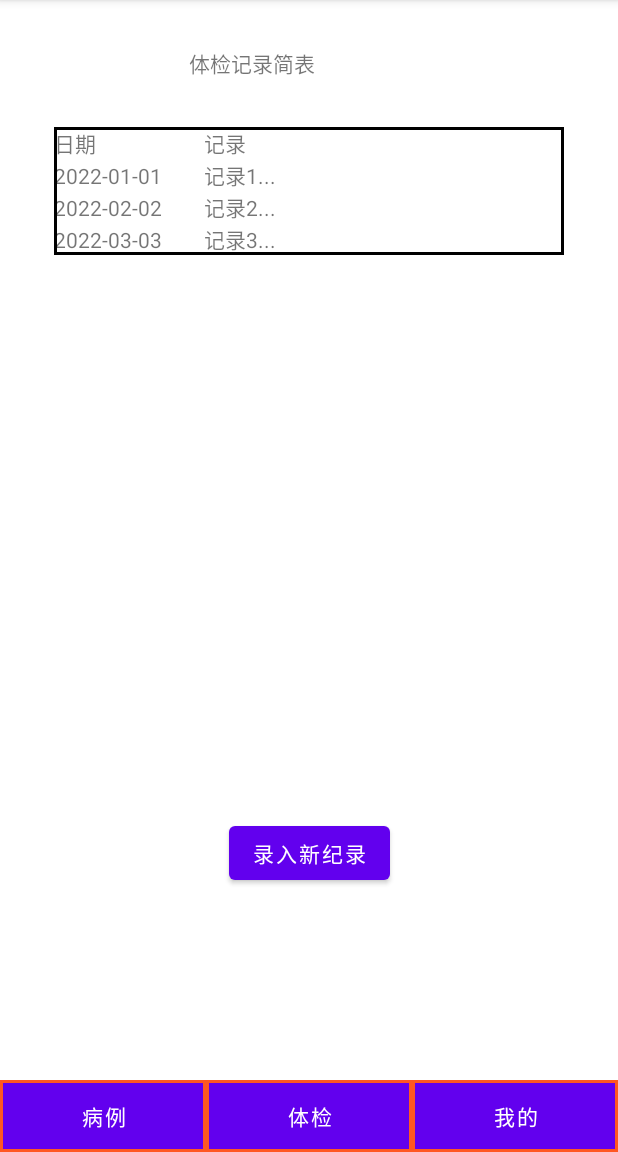
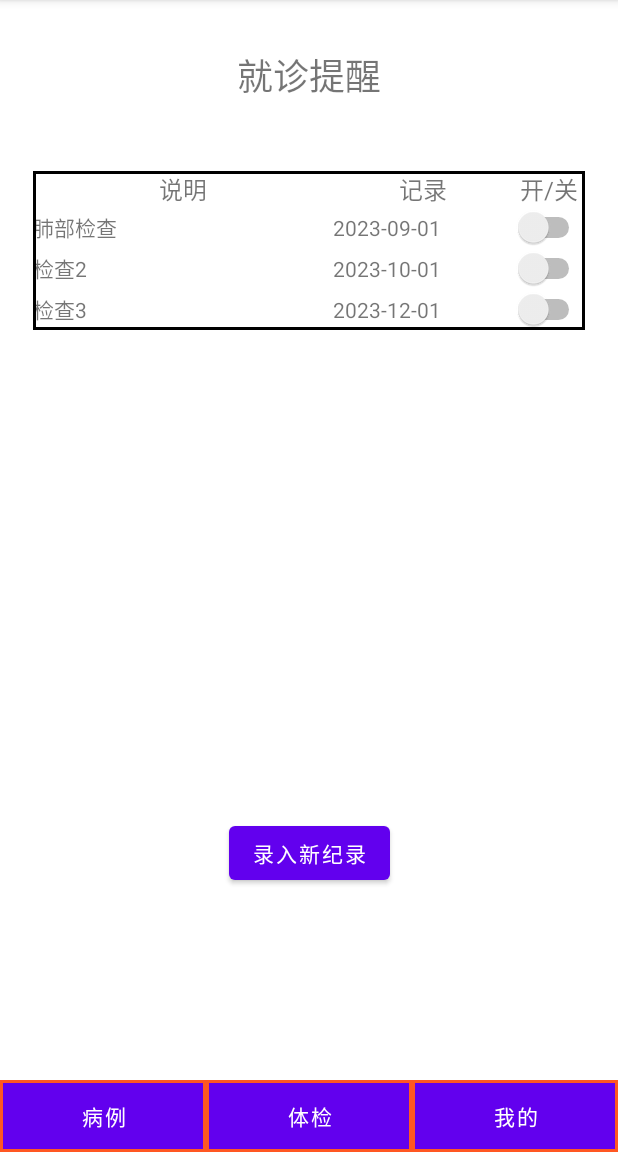
Before and after one commit to windsnow1025/Family-Health-App, an Android app: the screen it shows after launch (MainActivity), after a tap on "体检", on a phone screen of 412 x 824 dp, the part 84-1236 px from its top. Run offline under Robolectric (Android 15) with nearby library versions, the light colour scheme and no system bars.

Commit message:
Update fragment2.xml

```diff
--- a/app/src/main/res/layout/fragment2.xml
+++ b/app/src/main/res/layout/fragment2.xml
@@ -19,11 +19,13 @@
         <TextView
             android:id="@+id/textViewTableTitle"
             android:layout_width="wrap_content"
-            android:layout_height="wrap_content"
+            android:layout_height="50dp"
             android:layout_marginTop="32dp"
             android:ems="10"
             android:inputType="textPersonName"
-            android:text="体检记录简表"
+            android:text="就诊提醒"
+            android:textAlignment="center"
+            android:textSize="24sp"
             app:layout_constraintEnd_toEndOf="parent"
             app:layout_constraintStart_toStartOf="parent"
             app:layout_constraintTop_toTopOf="parent" />
@@ -43,14 +45,27 @@
                 android:layout_height="match_parent">
 
                 <TextView
-                    android:layout_width="100dp"
+                    android:layout_width="200dp"
                     android:layout_height="wrap_content"
-                    android:text="日期" />
+                    android:text="说明"
+                    android:textAlignment="center"
+                    android:textAllCaps="false"
+                    android:textSize="16sp" />
 
                 <TextView
-                    android:layout_width="240dp"
+                    android:layout_width="120dp"
                     android:layout_height="wrap_content"
-                    android:text="记录" />
+                    android:text="记录"
+                    android:textAlignment="center"
+                    android:textSize="16sp" />
+
+                <TextView
+                    android:id="@+id/textView"
+                    android:layout_width="40dp"
+                    android:layout_height="wrap_content"
+                    android:text="开/关"
+                    android:textAlignment="center"
+                    android:textSize="16sp" />
 
             </TableRow>
 
@@ -61,12 +76,17 @@
                 <TextView
                     android:layout_width="wrap_content"
                     android:layout_height="wrap_content"
-                    android:text="2022-01-01" />
+                    android:text="肺部检查" />
 
                 <TextView
                     android:layout_width="wrap_content"
                     android:layout_height="wrap_content"
-                    android:text="记录1..." />
+                    android:text="2023-09-01" />
+
+                <Switch
+                    android:id="@+id/switch1"
+                    android:layout_width="wrap_content"
+                    android:layout_height="wrap_content" />
 
             </TableRow>
 
@@ -77,12 +97,17 @@
                 <TextView
                     android:layout_width="wrap_content"
                     android:layout_height="wrap_content"
-                    android:text="2022-02-02" />
+                    android:text="检查2" />
 
                 <TextView
                     android:layout_width="wrap_content"
                     android:layout_height="wrap_content"
-                    android:text="记录2..." />
+                    android:text="2023-10-01" />
+
+                <Switch
+                    android:id="@+id/switch2"
+                    android:layout_width="wrap_content"
+                    android:layout_height="wrap_content" />
 
             </TableRow>
 
@@ -93,12 +118,17 @@
                 <TextView
                     android:layout_width="wrap_content"
                     android:layout_height="wrap_content"
-                    android:text="2022-03-03" />
+                    android:text="检查3" />
 
                 <TextView
                     android:layout_width="wrap_content"
                     android:layout_height="wrap_content"
-                    android:text="记录3..." />
+                    android:text="2023-12-01" />
+
+                <Switch
+                    android:id="@+id/switch3"
+                    android:layout_width="wrap_content"
+                    android:layout_height="wrap_content" />
 
             </TableRow>
         </TableLayout>
```
